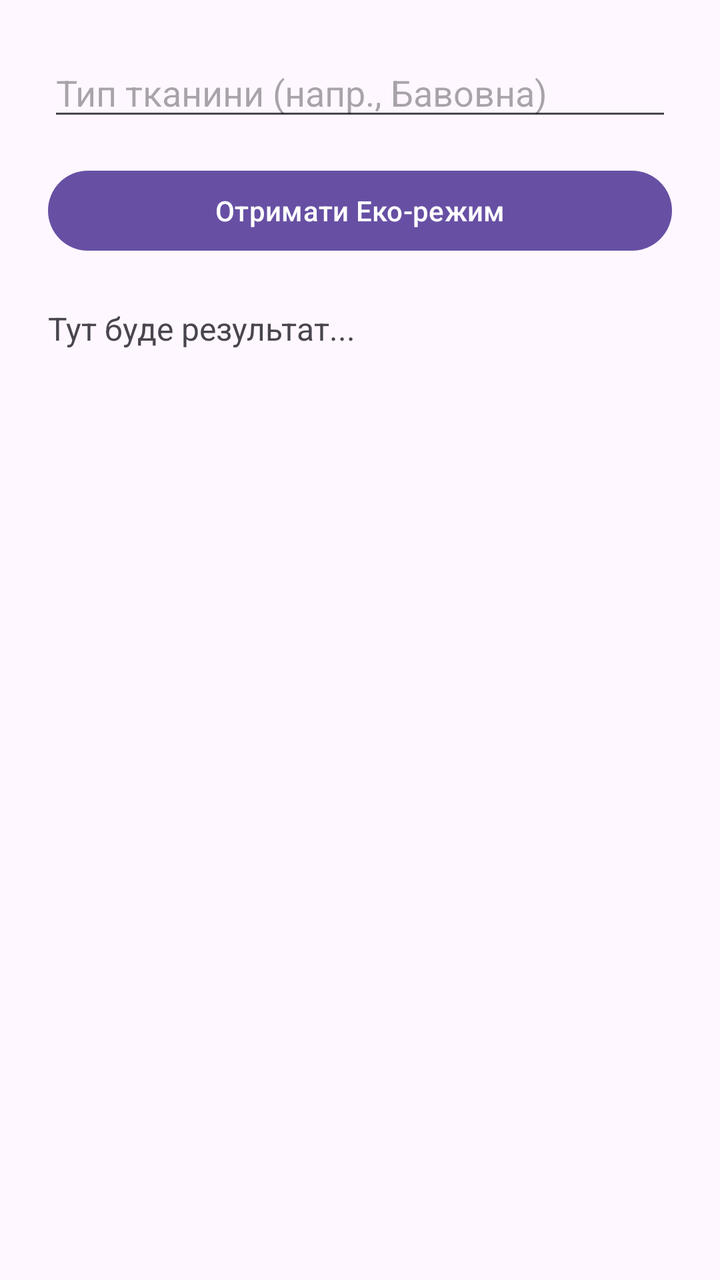
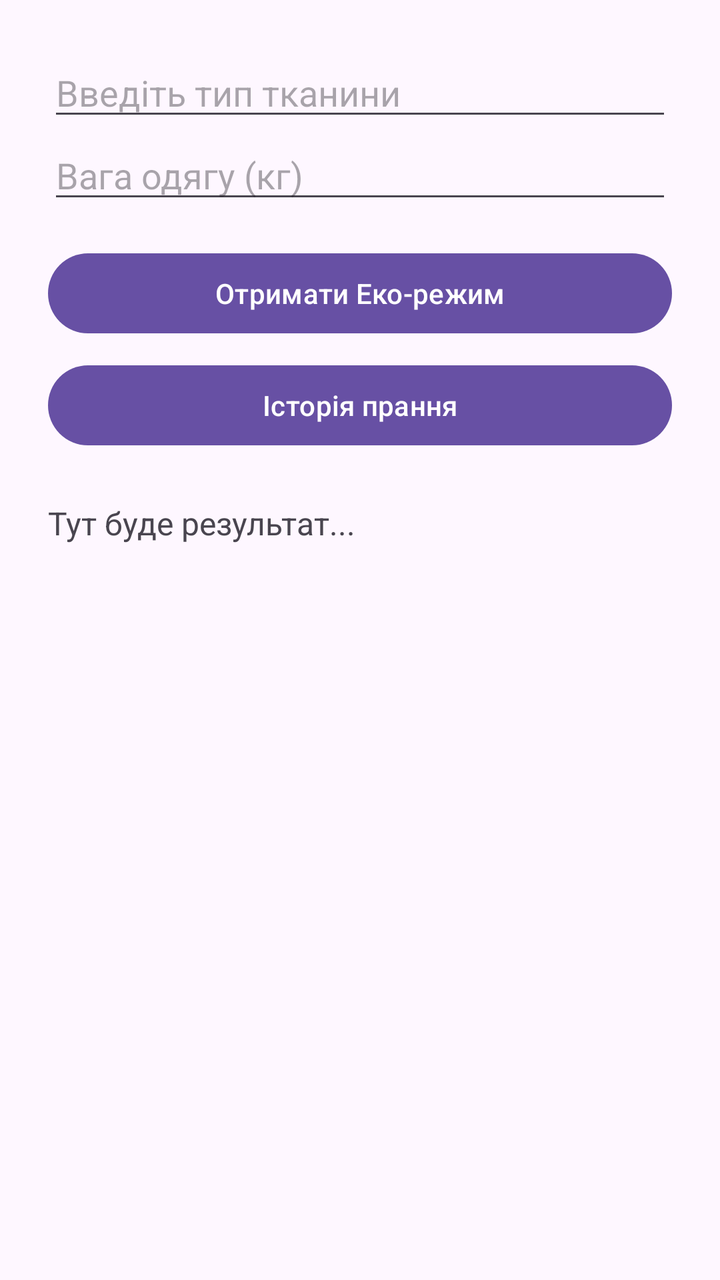

An Android layout rendered at two revisions. The XML below is the earlier revision; the diff shows what the commit changed to produce the second picture.
<!-- AndroidManifest.xml: application theme Theme.MyApplication -->
<!-- res/layout/activity_main.xml -->
<?xml version="1.0" encoding="utf-8"?>
<LinearLayout xmlns:android="http://schemas.android.com/apk/res/android"
    android:layout_width="match_parent"
    android:layout_height="match_parent"
    android:orientation="vertical"
    android:padding="24dp">

    <EditText
        android:id="@+id/etFabric"
        android:layout_width="match_parent"
        android:layout_height="wrap_content"
        android:hint="Тип тканини (напр., Бавовна)" />

    <Button
        android:id="@+id/btnSend"
        android:layout_width="match_parent"
        android:layout_height="wrap_content"
        android:layout_marginTop="16dp"
        android:text="Отримати Еко-режим" />

    <TextView
        android:id="@+id/tvResult"
        android:layout_width="match_parent"
        android:layout_height="wrap_content"
        android:layout_marginTop="24dp"
        android:textSize="16sp"
        android:text="Тут буде результат..." />
</LinearLayout>
<!-- resources referenced by this layout -->
<resources>
  <style name="Theme.MyApplication" parent="Base.Theme.MyApplication" />
  <style name="Base.Theme.MyApplication" parent="Theme.Material3.DayNight.NoActionBar">
          
          
      </style>
</resources>

<!-- the commit's change to res/layout/activity_main.xml (unified diff, before → after) -->
@@ -5,11 +5,22 @@
     android:orientation="vertical"
     android:padding="24dp">
 
+    
     <EditText
         android:id="@+id/etFabric"
         android:layout_width="match_parent"
         android:layout_height="wrap_content"
-        android:hint="Тип тканини (напр., Бавовна)" />
+        android:hint="Введіть тип тканини"
+        android:inputType="text" />
+
+    
+    <EditText
+        android:id="@+id/etWeight"
+        android:layout_width="match_parent"
+        android:layout_height="wrap_content"
+        android:hint="@string/hint_weight_kg"
+        android:inputType="numberDecimal"
+        android:importantForAutofill="no" />
 
     <Button
         android:id="@+id/btnSend"
@@ -17,6 +28,13 @@
         android:layout_height="wrap_content"
         android:layout_marginTop="16dp"
         android:text="Отримати Еко-режим" />
+
+    <Button
+        android:id="@+id/btnHistory"
+        android:layout_width="match_parent"
+        android:layout_height="wrap_content"
+        android:layout_marginTop="8dp"
+        android:text="Історія прання" />
 
     <TextView
         android:id="@+id/tvResult"
<!-- resource entries referenced after the edit -->
@@ -1,5 +1,6 @@
 <!-- resources referenced by this layout -->
 <resources>
+  <string name="hint_weight_kg">Вага одягу (кг)</string>
   <style name="Theme.MyApplication" parent="Base.Theme.MyApplication" />
   <style name="Base.Theme.MyApplication" parent="Theme.Material3.DayNight.NoActionBar">
           
